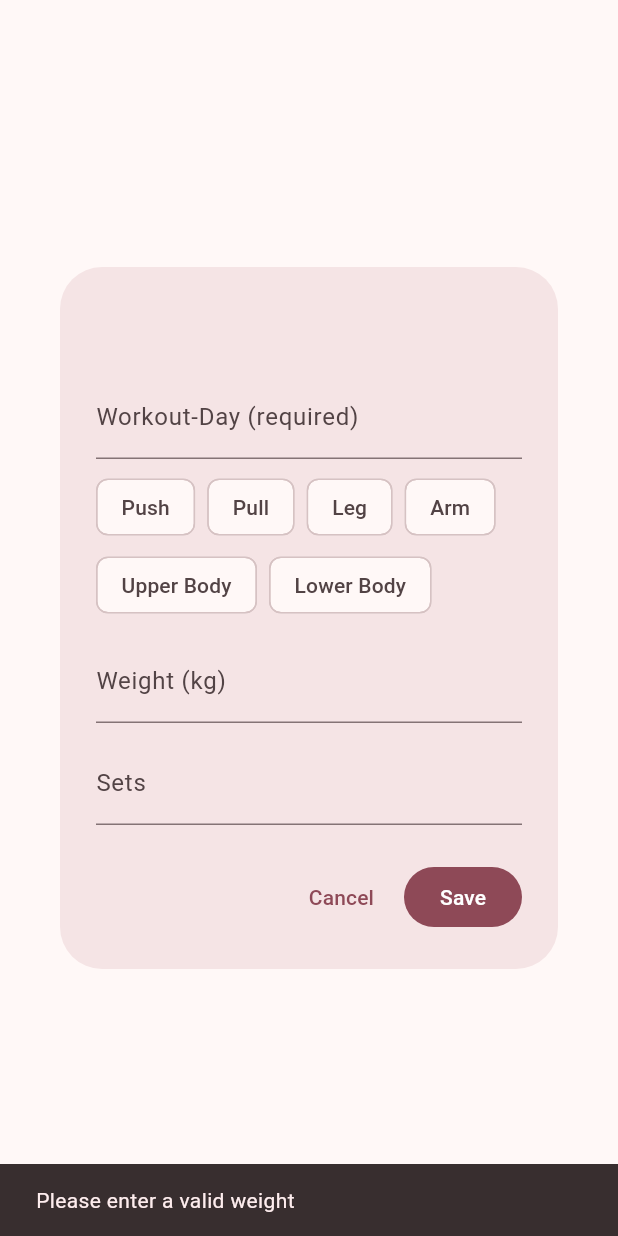
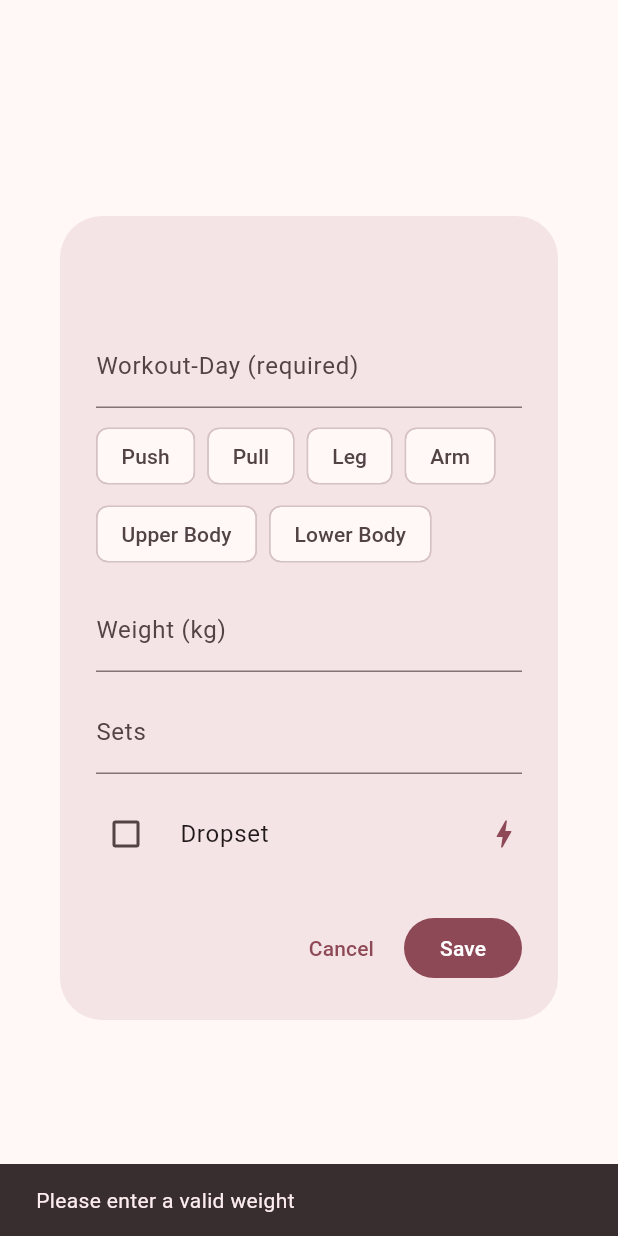
Before and after one commit to Richard-Kruschinski/goalify, a Flutter app: the LogInputDialog widget shown alone on an empty page, opened directly with empty values, after a tap on "Save", on a phone screen of 412 x 824 dp. Run offline on Flutter 3.47's test engine with Material 3 defaults, Android fonts, the phone set to English and light mode, and no system bars; our stand-ins replace shared_preferences, syncfusion_flutter_charts; accounts and stored records are empty.

Commit message:
When updating the workout exercises, you can also check off whether it was a dropset. This will also be shown in the history + new Exercises added

```diff
--- a/lib/screens/gym_screen.dart
+++ b/lib/screens/gym_screen.dart
@@ -44,7 +44,6 @@ class Workout {
     id: m['id'] as String,
     name: m['name'] as String,
     description: m['description'] as String,
-    // ✅ richtig: Helper heißt _iconFromString
     icon: _iconFromString(m['icon'] as String),
     muscles: (m['muscles'] as List<dynamic>? ?? const [])
         .map((e) => e.toString())
@@ -57,12 +56,14 @@ class WorkoutLog {
   final double weightKg;
   final int sets;
   final String day;
+  final bool isDropset; // NEW
 
   const WorkoutLog({
     required this.dateTime,
     required this.weightKg,
     required this.sets,
     required this.day,
+    this.isDropset = false, // default for backward compatibility
   });
 
   Map<String, dynamic> toMap() => {
@@ -70,6 +71,7 @@ class WorkoutLog {
     'weightKg': weightKg,
     'sets': sets,
     'day': day,
+    'isDropset': isDropset, // persist
   };
 
   factory WorkoutLog.fromMap(Map<String, dynamic> m) => WorkoutLog(
@@ -77,6 +79,7 @@ class WorkoutLog {
     weightKg: (m['weightKg'] as num).toDouble(),
     sets: (m['sets'] as num).toInt(),
     day: m['day'] as String,
+    isDropset: (m['isDropset'] as bool?) ?? false, // default if missing
   );
 }
 
@@ -84,8 +87,13 @@ class LogInputResult {
   final double weightKg;
   final int sets;
   final String day;
-  const LogInputResult(
-      {required this.weightKg, required this.sets, required this.day});
+  final bool isDropset; // NEW
+  const LogInputResult({
+    required this.weightKg,
+    required this.sets,
+    required this.day,
+    this.isDropset = false,
+  });
 }
 
 /// ===============================================================
@@ -106,7 +114,7 @@ class _GymScreenState extends State<GymScreen> {
 
   ViewMode _mode = ViewMode.byExercise;
 
-  // Workouts kommen jetzt aus JSON
+  // Workouts from JSON
   final List<Workout> _workouts = <Workout>[];
 
   // Logs & Order
@@ -136,16 +144,15 @@ class _GymScreenState extends State<GymScreen> {
       _workouts
         ..clear()
         ..addAll(list);
-    } catch (e) {
-      // Fallback: keine Workouts geladen -> Liste leer
+    } catch (_) {
+      // ignore; empty list fallback
     }
   }
 
   // ----------------------------- Persistenter State -----------------------------
   Future<void> _loadState() async {
     // View mode
-    final vm =
-    await LocalStorage.loadJson(_kGymViewKey, fallback: 'byExercise');
+    final vm = await LocalStorage.loadJson(_kGymViewKey, fallback: 'byExercise');
     _mode = (vm == 'byDay') ? ViewMode.byDay : ViewMode.byExercise;
 
     // Logs
@@ -216,6 +223,7 @@ class _GymScreenState extends State<GymScreen> {
         weightKg: result.weightKg,
         sets: result.sets,
         day: result.day,
+        isDropset: result.isDropset, // NEW
       ));
     });
     _saveLogs();
@@ -249,9 +257,8 @@ class _GymScreenState extends State<GymScreen> {
     }
     if (changed) _saveOrderActive();
 
-    active.sort((a, b) => _orderActive
-        .indexOf(a.id)
-        .compareTo(_orderActive.indexOf(b.id)));
+    active.sort((a, b) =>
+        _orderActive.indexOf(a.id).compareTo(_orderActive.indexOf(b.id)));
     return active;
   }
 
@@ -294,8 +301,8 @@ class _GymScreenState extends State<GymScreen> {
       _saveOrderByDay();
     }
 
-    filtered.sort((a, b) =>
-        order.indexOf(a.id).compareTo(order.indexOf(b.id)));
+    filtered.sort(
+            (a, b) => order.indexOf(a.id).compareTo(order.indexOf(b.id)));
     return filtered;
   }
 
@@ -491,6 +498,8 @@ class _GymScreenState extends State<GymScreen> {
     if (list.isEmpty) {
       return const AlertDialog(content: Text('No entries available'));
     }
+    final cs = Theme.of(context).colorScheme;
+
     return AlertDialog(
       title: Text('Historie – ${w.name}'),
       content: SizedBox(
@@ -505,6 +514,20 @@ class _GymScreenState extends State<GymScreen> {
               leading: const Icon(Icons.history),
               title: Text('${log.weightKg} kg  •  ${log.sets} Sets'),
               subtitle: Text('${log.day}  •  ${_formatDate(log.dateTime)}'),
+              trailing: log.isDropset
+                  ? Container(
+                padding:
+                const EdgeInsets.symmetric(horizontal: 8, vertical: 4),
+                decoration: BoxDecoration(
+                  color: cs.primaryContainer,
+                  borderRadius: BorderRadius.circular(12),
+                ),
+                child: Text(
+                  'Dropset',
+                  style: TextStyle(color: cs.onPrimaryContainer, fontSize: 12),
+                ),
+              )
+                  : null,
             );
           },
         ),
@@ -765,8 +788,7 @@ class _DayDetailScreenState extends State<DayDetailScreen> {
             title: Text(workout.name),
             subtitle: latest == null
                 ? const Text('No progress yet')
-                : Text(
-                '${latest.weightKg} kg • ${latest.sets} Sets'),
+                : Text('${latest.weightKg} kg • ${latest.sets} Sets'),
             avatar: Icon(workout.icon),
             onHistory: () => widget.onShowHistory(workout),
             onTap: () => widget.onEdit(workout, latest),
@@ -830,7 +852,7 @@ class _ReorderTile extends StatelessWidget {
   @override
   Widget build(BuildContext context) {
     return Material(
-      key: key, // wichtig für Reorderable
+      key: key, // important for Reorderable
       child: Container(
         decoration: const BoxDecoration(
           border:
@@ -838,20 +860,18 @@ class _ReorderTile extends StatelessWidget {
         ),
         child: Row(
           children: [
-            // Streifen = Drag-Handle (Long-Press)
+            // Stripe = drag handle (long-press)
             ReorderableDelayedDragStartListener(
               index: index,
-              // Hinweis: Bei manchen Flutter-Versionen gibt es kein 'delay'.
-              // Long-press starten, nicht nur tippen.
               child: Container(
                 width: 10,
-                height: 54, // ~ ListTile-Höhe
+                height: 54, // ~ ListTile height
                 color: leadingStripColor,
               ),
             ),
             const SizedBox(width: 8),
 
-            // Inhalt
+            // Content
             Expanded(
               child: ListTile(
                 leading: CircleAvatar(child: avatar),
@@ -862,7 +882,7 @@ class _ReorderTile extends StatelessWidget {
                   mainAxisSize: MainAxisSize.min,
                   children: [
                     IconButton(
-                      tooltip: 'Historie',
+                      tooltip: 'History',
                       onPressed: onHistory,
                       icon: const Icon(Icons.history),
                     ),
@@ -885,7 +905,7 @@ class _ReorderTile extends StatelessWidget {
 }
 
 /// ===============================================================
-/// Dialog: Eingabe Day (pflicht), Gewicht & Sets
+/// Dialog: Eingabe Day (pflicht), Gewicht & Sets + Dropset Toggle
 /// ===============================================================
 class LogInputDialog extends StatefulWidget {
   const LogInputDialog({
@@ -907,6 +927,7 @@ class _LogInputDialogState extends State<LogInputDialog> {
   late final TextEditingController _dayController;
 
   String? _chipDay;
+  bool _isDropset = false; // NEW
 
   @override
   void initState() {
@@ -919,6 +940,7 @@ class _LogInputDialogState extends State<LogInputDialog> {
       _kgController.text = widget.latest!.weightKg.toStringAsFixed(1);
       _setsController.text = widget.latest!.sets.toString();
       _dayController.text = widget.latest!.day;
+      _isDropset = widget.latest!.isDropset; // prefill from latest
     }
   }
 
@@ -985,7 +1007,12 @@ class _LogInputDialogState extends State<LogInputDialog> {
 
     Navigator.pop<LogInputResult>(
       context,
-      LogInputResult(weightKg: kg, sets: sets, day: day),
+      LogInputResult(
+        weightKg: kg,
+        sets: sets,
+        day: day,
+        isDropset: _isDropset, // NEW
+      ),
     );
   }
 
@@ -1022,6 +1049,7 @@ class _LogInputDialogState extends State<LogInputDialog> {
   }
 
   Widget _buildNumberFields() {
+    final cs = Theme.of(context).colorScheme;
     return Column(
       children: <Widget>[
         TextField(
@@ -1041,6 +1069,17 @@ class _LogInputDialogState extends State<LogInputDialog> {
             labelText: 'Sets',
             hintText: 'e.g. 3',
           ),
+        ),
+        const SizedBox(height: 12),
+        // NEW: Dropset toggle (uses app theme color)
+        CheckboxListTile(
+          value: _isDropset,
+          onChanged: (v) => setState(() => _isDropset = v ?? false),
+          controlAffinity: ListTileControlAffinity.leading,
+          activeColor: cs.primary,
+          title: const Text('Dropset'),
+          secondary: Icon(Icons.bolt, color: cs.primary),
+          contentPadding: EdgeInsets.zero,
         ),
       ],
     );
```
Also changed, not shown: assets/workouts.json (+182 -154 lines).
